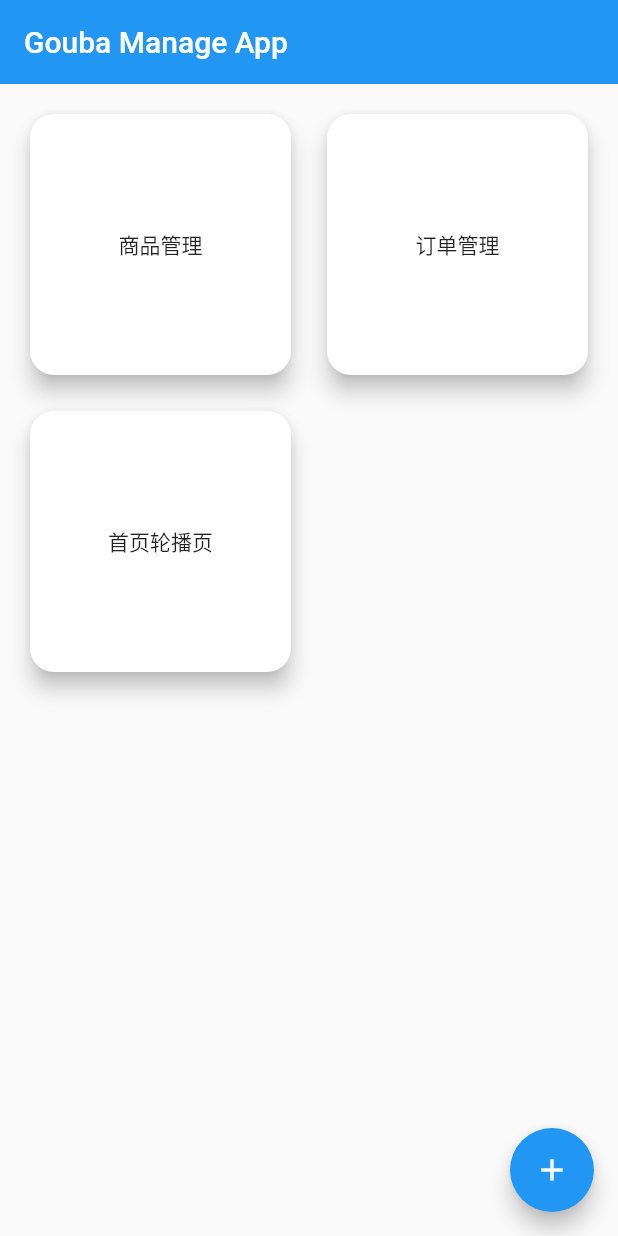
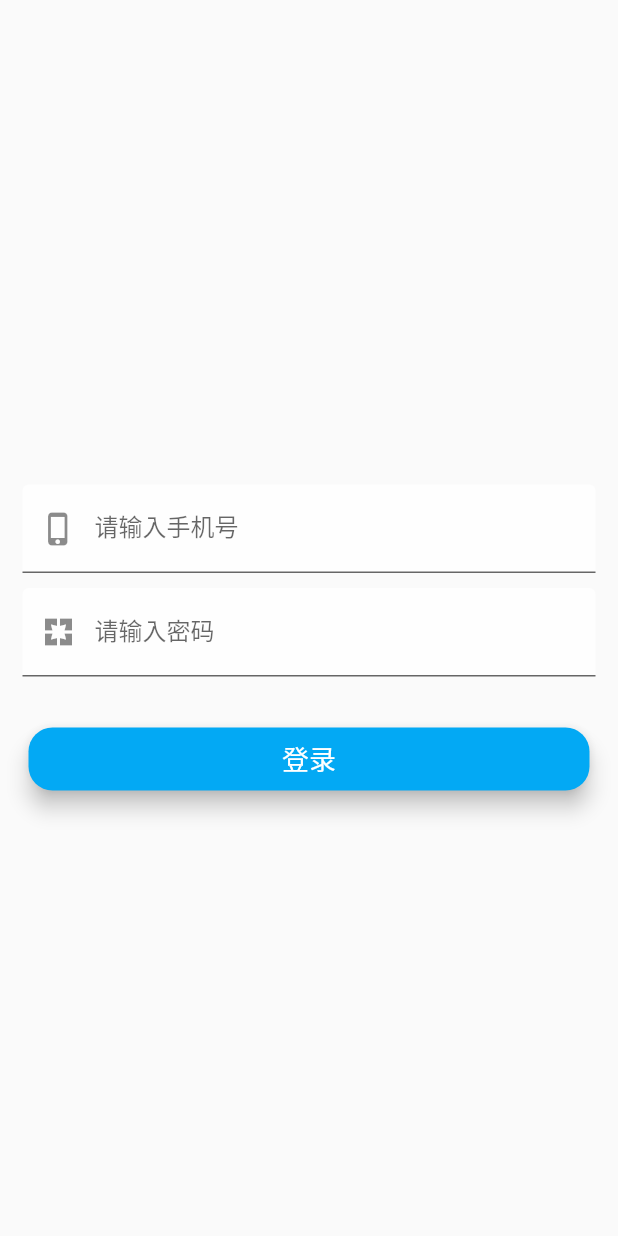
Before and after one commit to home-of-awefeng/gouba-manage-app, a Flutter app: the screen it shows after launch, on a phone screen of 412 x 824 dp. Run offline on Flutter 3.47's test engine with Material 2 defaults, Android fonts, the phone set to English and light mode, and no system bars; our stand-ins replace dio, flutter_html, fluttertoast; missing offline and left inert: wechat_assets_picker; Roboto replaces fonts that are missing (NotoSans).

Commit message:
feat: 增加登录模块

```diff
--- /dev/null
+++ b/lib/constant/common.dart
@@ -0,0 +1,3 @@
+const isPro = bool.fromEnvironment('dart.vm.product');
+
+const String baseUrl = isPro ? "https://koa-ziou-55292-9-1318683197.sh.run.tcloudbase.com" : "http://10.0.2.2:27082";
--- a/lib/main.dart
+++ b/lib/main.dart
@@ -1,15 +1,17 @@
 import 'package:flutter/material.dart';
+import 'package:provider/provider.dart';
 import 'package:shop_app/common/theme/theme.dart';
-import 'package:shop_app/navigation/routes.dart';
+import 'package:shop_app/navigation/my_routes.dart';
+import 'package:shop_app/state/global.dart';
 import 'package:shop_app/views/home_view.dart';
+import 'package:shop_app/views/login/login_view.dart';
 import 'package:shop_app/views/order_management/order_management_view.dart';
 import 'package:shop_app/views/product_management/product/product_create_view.dart';
 import 'package:shop_app/views/product_management/product_management_view.dart';
 import 'package:shop_app/views/resource_management/resource_management_view.dart';
 
-
 void main() {
-  runApp(const MyApp());
+  runApp(ChangeNotifierProvider<GlobalState>(create: (context) => GlobalState(), child: const MyApp()));
 }
 
 class MyApp extends StatelessWidget {
@@ -19,14 +21,15 @@ class MyApp extends StatelessWidget {
   @override
   Widget build(BuildContext context) {
     return MaterialApp(
-      title: 'Gouba Manage App',
+      title: '够吧后台管理',
       theme: AppTheme.theme,
       routes: {
-        Routes.productManagement: (context) => ProductManagementView(),
-        Routes.productCreate: (context) => ProductCreateView(),
-        Routes.orderManagement: (context) => OrderManagementView(),
-        Routes.resourceManagement: (context) => ResourceManagementView(),
-        Routes.root: (context) => HomeView()
+        MyRoutes.goods.path: (context) => ProductManagementView(),
+        MyRoutes.goodsAdd.path: (context) => ProductCreateView(),
+        MyRoutes.order.path: (context) => OrderManagementView(),
+        MyRoutes.order.path: (context) => ResourceManagementView(),
+        MyRoutes.login.path: (context) => LoginView(),
+        MyRoutes.root.path: (context) => HomeView()
       },
     );
   }
--- /dev/null
+++ b/lib/navigation/my_routes.dart
@@ -0,0 +1,15 @@
+class MyRoutes {
+  static MyRoute root = MyRoute("/", "首页");
+  static MyRoute goods = MyRoute("/goods", "商品管理");
+  static MyRoute goodsEdit = MyRoute("/goods/edit", "商品编辑");
+  static MyRoute goodsAdd = MyRoute("/goods/add", "新增商品");
+  static MyRoute order = MyRoute("/order", "订单管理");
+  static MyRoute swiper = MyRoute("/swiper", "轮播图设置");
+  static MyRoute login = MyRoute("/login", "登录");
+}
+
+class MyRoute{
+  final String path;
+  final String title;
+  MyRoute(this.path, this.title);
+}
--- a/lib/navigation/routes.dart
+++ /dev/null
@@ -1,7 +0,0 @@
-class Routes {
-  static const String root = '/';
-  static const String productManagement = '/product-management';
-  static const String productCreate = '/product-create';
-  static const String orderManagement = '/order-management';
-  static const String resourceManagement = '/resource-management';
-}
--- /dev/null
+++ b/lib/state/global.dart
@@ -0,0 +1,12 @@
+import 'package:flutter/material.dart';
+
+class GlobalState extends ChangeNotifier{
+  bool _isLogin = false;
+
+  void changeLoginStatus(bool login){
+    _isLogin = login;
+    notifyListeners();
+  }
+
+  bool getLoginStatus(){ return _isLogin;}
+}
--- /dev/null
+++ b/lib/views/login/login_view.dart
@@ -0,0 +1,88 @@
+import 'package:flutter/material.dart';
+import 'package:fluttertoast/fluttertoast.dart';
+import 'package:provider/provider.dart';
+import 'package:shop_app/request/admin.dart';
+import 'package:shop_app/state/global.dart';
+
+class LoginView extends StatelessWidget{
+  LoginView({super.key});
+
+  final _photoController = TextEditingController();
+  final _passController = TextEditingController();
+  // 账号TextField
+  Widget accountTextField() {
+
+    return Padding(
+        padding: const EdgeInsets.fromLTRB(15.0, 30.0, 15.0, 0.0),
+        child: TextField(
+          controller: _photoController,
+          decoration: const InputDecoration(
+              prefixIcon: Icon(Icons.phone_iphone),
+              fillColor: Colors.white70,
+              filled: true,
+              labelText: '请输入手机号'
+          ),
+        )
+    );
+  }
+
+  // 密码TextField
+  Widget passwordTextField() {
+    return Padding(
+        padding: const EdgeInsets.fromLTRB(15.0, 10.0, 15.0, 0.0),
+        child: TextField(
+          controller: _passController,
+          decoration: const InputDecoration(
+              prefixIcon: Icon(Icons.pages_sharp),
+              fillColor: Colors.white70,
+              filled: true,
+              labelText: '请输入密码'
+          ),
+          obscureText: true,
+        )
+    );
+  }
+
+  // 登录按钮
+  Widget loginButton(BuildContext context) {
+    final globalStateNotifier = Provider.of<GlobalState>(context, listen: true);
+    return GestureDetector(
+      child: Container(
+          margin: const EdgeInsets.fromLTRB(0.0, 30.0, 0.0, 0.0),
+          width: MediaQuery.of(context).size.width - 30.0,
+          height: 50.0,
+          child: const Card(
+              color: Colors.lightBlue,
+              elevation: 6.0,
+              child: Center(
+                child: Text('登录', style: TextStyle(fontSize: 18.0, color: Colors.white)),
+              )
+          )
+      ),
+      onTap: () async {
+        if(_photoController.value.text.isNotEmpty && _passController.value.text.isNotEmpty){
+          bool isLogin = await checkLogin(_photoController.value.text, _passController.value.text);
+          globalStateNotifier.changeLoginStatus(isLogin);
+        }else{
+          Fluttertoast.showToast(msg: "手机号和密码都必填");
+        }
+      }
+    );
+  }
+
+  @override
+  Widget build(BuildContext context) {
+    return Scaffold(
+      body: Center(
+        child: Column(
+          mainAxisAlignment: MainAxisAlignment.center,
+          children: <Widget>[
+            Flexible(child: accountTextField()),
+            Flexible(child: passwordTextField()),
+            Flexible(child: loginButton(context)),
+          ],
+        ),
+      ),
+    );
+  }
+}
--- a/lib/views/product_management/product_management_view.dart
+++ b/lib/views/product_management/product_management_view.dart
@@ -2,7 +2,7 @@ import 'package:flutter/material.dart';
 import 'package:shop_app/constant/page.dart';
 import 'package:shop_app/mvvm/view_model_widget.dart';
 import 'package:shop_app/views/product_management/product_list_view.dart';
-import 'package:shop_app/views/product_management/product_management_viewmodel.dart';
+import 'package:shop_app/views/product_management/product_management_view_model.dart';
 
 class ProductManagementView extends ViewModelWidget<ProductManagementViewModel> {
   ProductManagementView({ Key? key }): super(ProductManagementViewModel(), key: key);
--- a/lib/views/product_management/product_management_viewmodel.dart
+++ b/lib/views/product_management/product_management_view_model.dart
@@ -1,6 +1,6 @@
 import 'package:flutter/material.dart';
 import 'package:shop_app/mvvm/base_view_model.dart';
-import 'package:shop_app/navigation/routes.dart';
+import 'package:shop_app/navigation/my_routes.dart';
 import 'package:shop_app/views/product_management/product_type.dart';
 
 class ProductManagementViewModel extends BaseViewModel {
@@ -11,7 +11,7 @@ class ProductManagementViewModel extends BaseViewModel {
   ];
 
   void onTapFloatingButton(BuildContext context) {
-    Navigator.pushNamed(context, Routes.productCreate);
+    Navigator.pushNamed(context, MyRoutes.goodsAdd.path);
   }
 
   List<Tab> get tabs => _tabs;
--- a/pubspec.yaml
+++ b/pubspec.yaml
@@ -1,5 +1,5 @@
 name: shop_app
-description: A new Flutter project.
+description: gouba flutter app.
 # The following line prevents the package from being accidentally published to
 # pub.dev using `flutter pub publish`. This is preferred for private packages.
 publish_to: 'none' # Remove this line if you wish to publish to pub.dev
@@ -31,8 +31,6 @@ dependencies:
   flutter:
     sdk: flutter
   video_player:
-
-
   # The following adds the Cupertino Icons font to your application.
   # Use with the CupertinoIcons class for iOS style icons.
   cupertino_icons: ^1.0.2
@@ -42,6 +40,8 @@ dependencies:
 
   json_annotation: ^4.8.0
   flutter_html: ^3.0.0-beta.2
+  dio: ^5.2.1+1
+  fluttertoast: ^8.2.2
 
 dev_dependencies:
   flutter_test:
```
Also changed, not shown: lib/models/grid_list_item.dart (deleted, +0 -18 lines), lib/request/admin.dart (added, +25 -0 lines), lib/request/request.dart (added, +10 -0 lines), lib/views/home_view.dart (+13 -5 lines), lib/views/home_view_model.dart (added, +18 -0 lines), lib/views/home_viewmodel.dart (deleted, +0 -28 lines), lib/views/login/login_view_model.dart (added, +13 -0 lines), lib/models/grid_list_item.g.dart (deleted), pubspec.lock, 2 other files.
